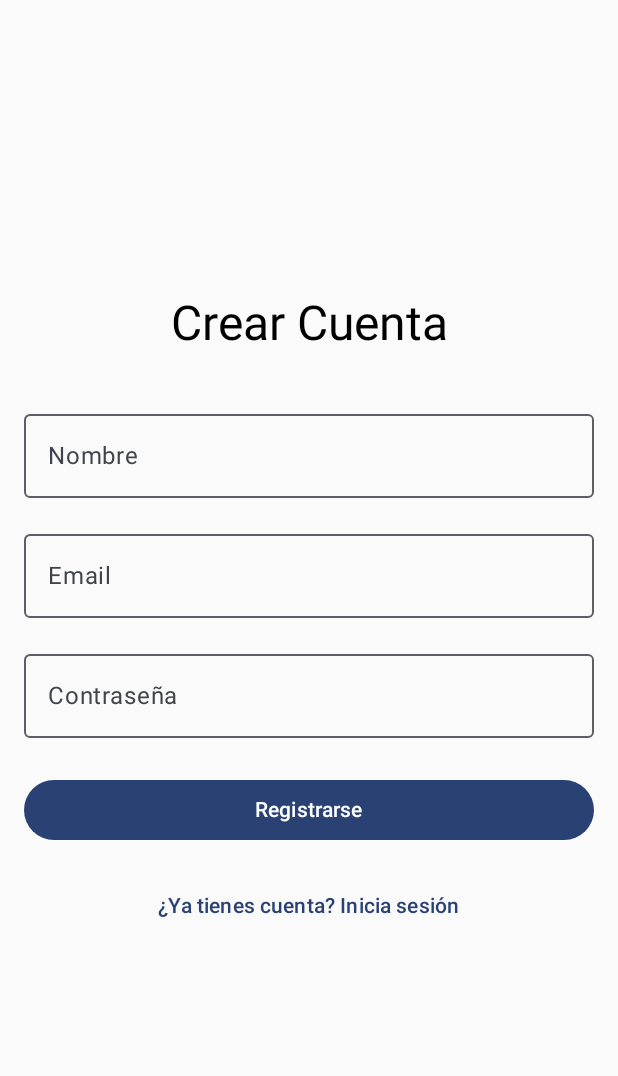
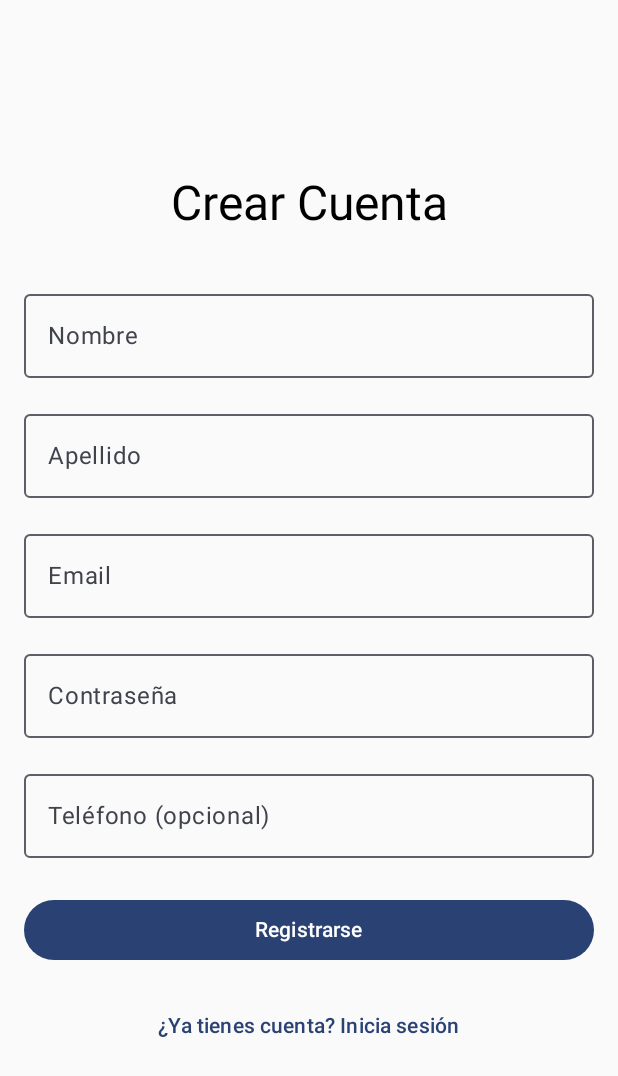
Before and after one commit to 1ACC0238-2520-1827-Group2-FuelTrack/mob-app-native, an Android app built with Jetpack Compose: the screen it shows after launch (MainActivity), after a tap on "¿No tienes cuenta? Regístrate", on a phone screen of 412 x 824 dp. Shown: the top 1076 px of the screen. Run offline under Robolectric (Android 15) with nearby library versions, the phone set to English and light mode, and no system bars; our stand-ins replace Dagger/Hilt's generated code; 1 other tap on this screen came first.

```diff
--- a/app/src/main/java/com/r0ggdev/fueltrack/data/remote/ApiService.kt
+++ b/app/src/main/java/com/r0ggdev/fueltrack/data/remote/ApiService.kt
@@ -7,10 +7,10 @@ import retrofit2.http.*
 interface ApiService {
 
     // Auth
-    @POST("auth/login")
+    @POST("Auth/login")
     suspend fun login(@Body request: LoginRequest): Response<LoginResponse>
 
-    @POST("auth/register")
+    @POST("Auth/register")
     suspend fun register(@Body request: RegisterRequest): Response<RegisterResponse>
 
     // Vehicles
--- a/app/src/main/java/com/r0ggdev/fueltrack/di/NetworkModule.kt
+++ b/app/src/main/java/com/r0ggdev/fueltrack/di/NetworkModule.kt
@@ -16,7 +16,7 @@ import javax.inject.Singleton
 @InstallIn(SingletonComponent::class)
 object NetworkModule {
 
-    private const val BASE_URL = "https://back-end-qzwq.onrender.com/"
+    private const val BASE_URL = "https://fueltrack-api.onrender.com/api/"
 
     @Provides
     @Singleton
--- a/app/src/main/java/com/r0ggdev/fueltrack/ui/screens/auth/SignupScreen.kt
+++ b/app/src/main/java/com/r0ggdev/fueltrack/ui/screens/auth/SignupScreen.kt
@@ -18,10 +18,13 @@ fun SignupScreen(
     navController: NavController,
     viewModel: AuthViewModel = hiltViewModel()
 ) {
-    var nombre by remember { mutableStateOf("") }
+    var firstName by remember { mutableStateOf("") }
+    var lastName by remember { mutableStateOf("") }
     var email by remember { mutableStateOf("") }
     var password by remember { mutableStateOf("") }
-    var nombreError by remember { mutableStateOf<String?>(null) }
+    var phone by remember { mutableStateOf("") }
+    var firstNameError by remember { mutableStateOf<String?>(null) }
+    var lastNameError by remember { mutableStateOf<String?>(null) }
     var emailError by remember { mutableStateOf<String?>(null) }
     var passwordError by remember { mutableStateOf<String?>(null) }
 
@@ -49,15 +52,29 @@ fun SignupScreen(
         )
 
         OutlinedTextField(
-            value = nombre,
+            value = firstName,
             onValueChange = {
-                nombre = it
-                nombreError = null
+                firstName = it
+                firstNameError = null
             },
             label = { Text("Nombre") },
             modifier = Modifier.fillMaxWidth(),
-            isError = nombreError != null,
-            supportingText = nombreError?.let { { Text(it) } }
+            isError = firstNameError != null,
+            supportingText = firstNameError?.let { { Text(it) } }
+        )
+
+        Spacer(modifier = Modifier.height(16.dp))
+
+        OutlinedTextField(
+            value = lastName,
+            onValueChange = {
+                lastName = it
+                lastNameError = null
+            },
+            label = { Text("Apellido") },
+            modifier = Modifier.fillMaxWidth(),
+            isError = lastNameError != null,
+            supportingText = lastNameError?.let { { Text(it) } }
         )
 
         Spacer(modifier = Modifier.height(16.dp))
@@ -89,14 +106,28 @@ fun SignupScreen(
             supportingText = passwordError?.let { { Text(it) } }
         )
 
+        Spacer(modifier = Modifier.height(16.dp))
+
+        OutlinedTextField(
+            value = phone,
+            onValueChange = { phone = it },
+            label = { Text("Teléfono (opcional)") },
+            modifier = Modifier.fillMaxWidth()
+        )
+
         Spacer(modifier = Modifier.height(24.dp))
 
         Button(
             onClick = {
                 var isValid = true
 
-                if (nombre.isBlank()) {
-                    nombreError = "El nombre no puede estar vacío"
+                if (firstName.isBlank()) {
+                    firstNameError = "El nombre no puede estar vacío"
+                    isValid = false
+                }
+
+                if (lastName.isBlank()) {
+                    lastNameError = "El apellido no puede estar vacío"
                     isValid = false
                 }
 
@@ -114,7 +145,7 @@ fun SignupScreen(
                 }
 
                 if (isValid) {
-                    viewModel.register(nombre, email, password)
+                    viewModel.register(firstName, lastName, email, password, phone)
                 }
             },
             modifier = Modifier.fillMaxWidth(),
--- a/app/src/main/java/com/r0ggdev/fueltrack/ui/viewmodel/AuthViewModel.kt
+++ b/app/src/main/java/com/r0ggdev/fueltrack/ui/viewmodel/AuthViewModel.kt
@@ -67,10 +67,10 @@ class AuthViewModel @Inject constructor(
         }
     }
 
-    fun register(nombre: String, email: String, password: String) {
+    fun register(firstName: String, lastName: String, email: String, password: String, phone: String = "") {
         viewModelScope.launch {
             _uiState.value = _uiState.value.copy(isLoading = true, error = null)
-            authRepository.register(nombre, email, password)
+            authRepository.register(firstName, lastName, email, password, phone)
                 .onSuccess {
                     _uiState.value = _uiState.value.copy(
                         isLoading = false,
```
Also changed, not shown: app/src/main/java/com/r0ggdev/fueltrack/data/dto/AuthDto.kt (+7 -4 lines), app/src/main/java/com/r0ggdev/fueltrack/data/repository/AuthRepository.kt (+19 -6 lines).
